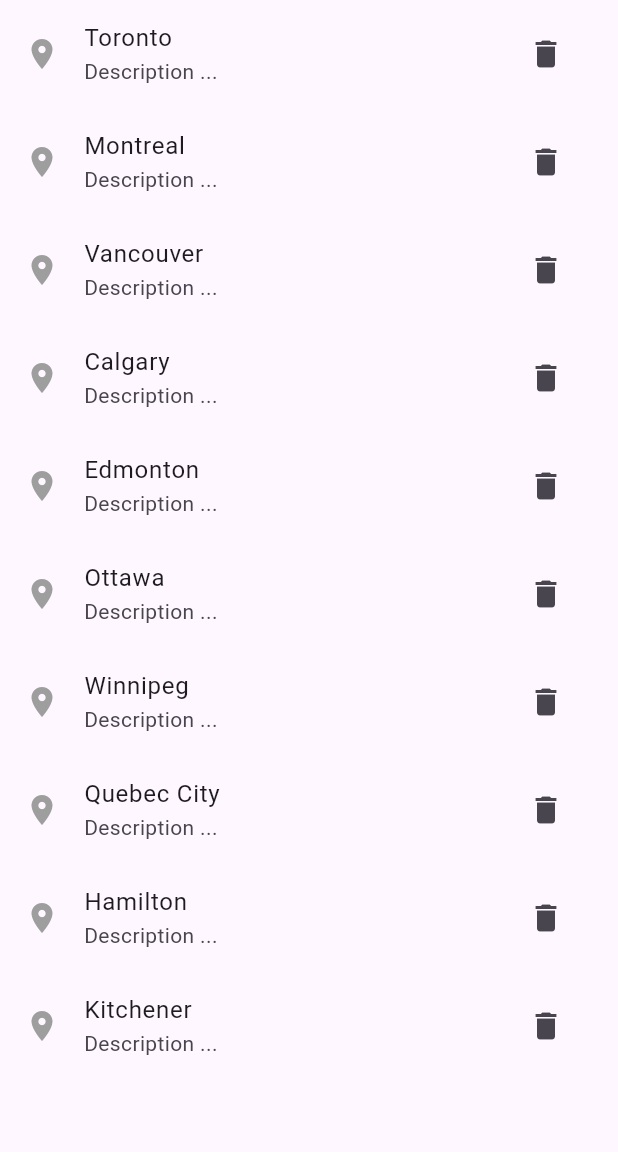
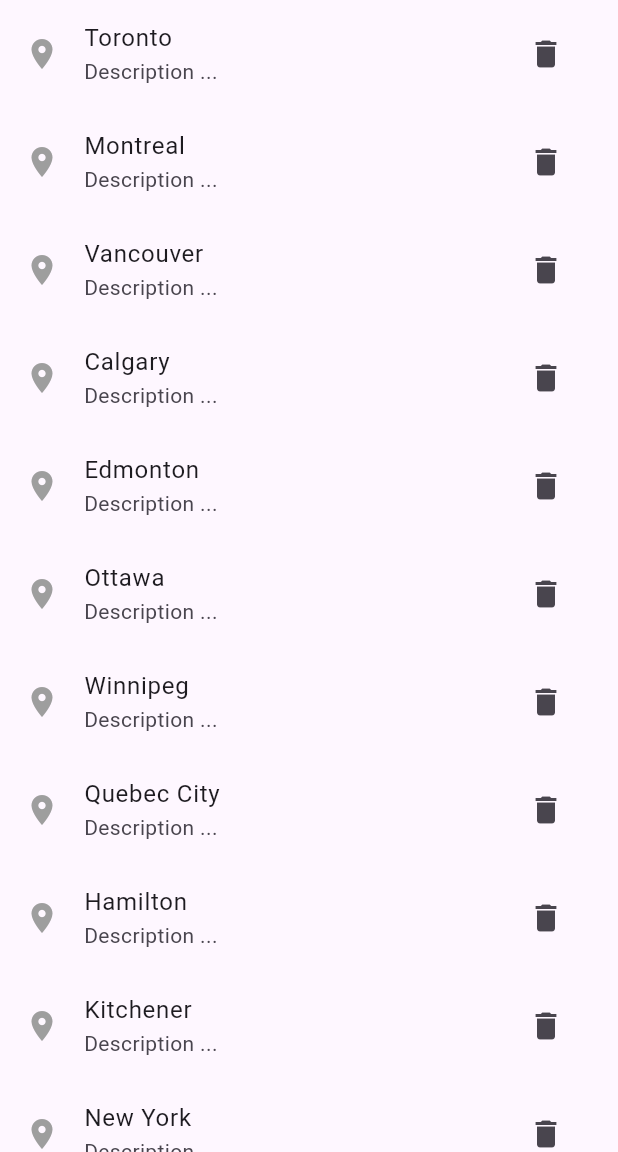
Before and after one commit to Xin-Wang-AC/canadian_cities, a Flutter app: the screen it shows after launch, on a phone screen of 412 x 824 dp, the part 84-1236 px from its top. Run offline on Flutter 3.47's test engine with Material 3 defaults, Android fonts, the phone set to English and light mode, and no system bars.

Commit message:
Phase 1 task 1: adds a city "New York"

```diff
--- a/lib/main.dart
+++ b/lib/main.dart
@@ -43,7 +43,8 @@ class _MyHomePageState extends State<MyHomePage> {
     "Winnipeg",
     "Quebec City",
     "Hamilton",
-    "Kitchener"
+    "Kitchener",
+    "New York"
   ];
   @override
   Widget build(BuildContext context) {
```
